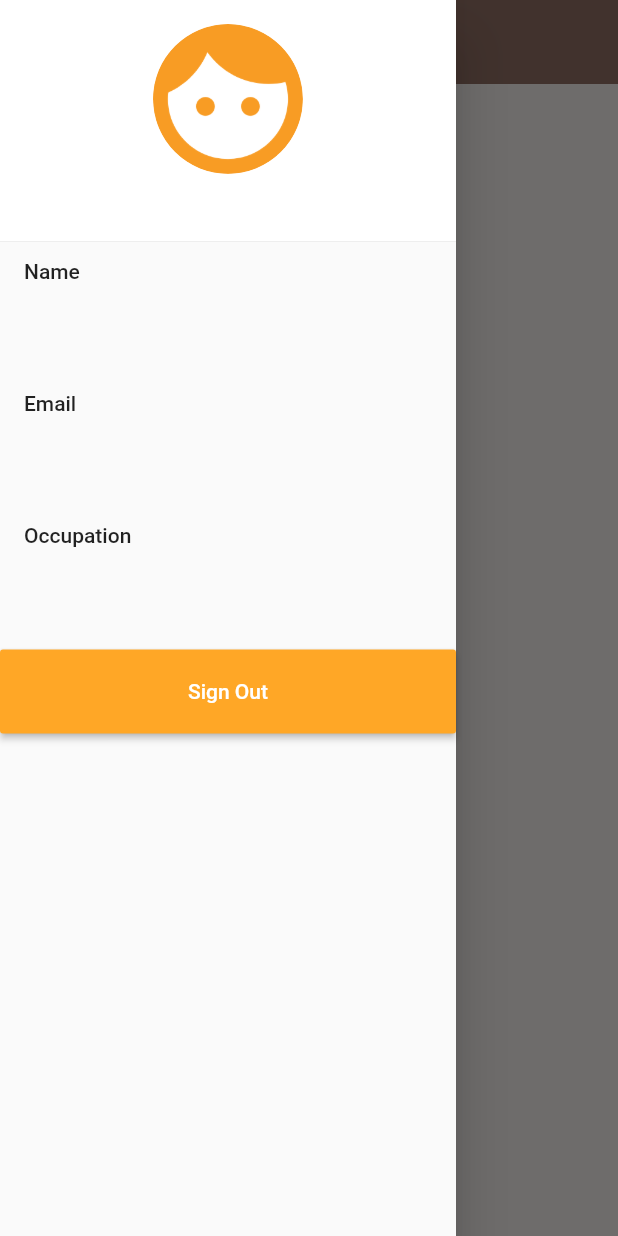
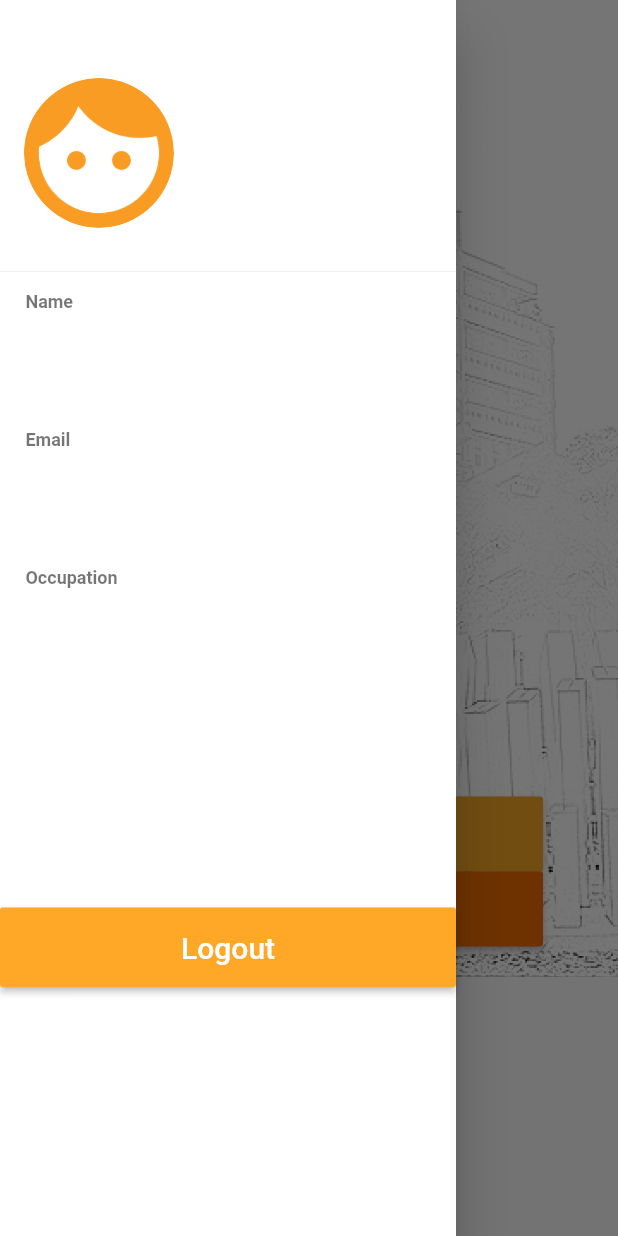
Before and after one commit to CSC231-DSI431-CSC234-DSI31-Group5/lxnavigator, a Flutter app: the screen it shows once a user with an empty profile is signed in, with the side drawer open, on a phone screen of 412 x 824 dp. Run offline on Flutter 3.47's test engine with Material 2 defaults, Android fonts, the phone set to English and light mode, and no system bars; our stand-ins replace cloud_firestore, firebase_auth, flushbar, flutter_map, flutter_spinkit, latlong and 2 more; missing offline and left inert: user_location; accounts and stored records are empty.

Commit message:
[ADD] design home

```diff
--- a/lib/src/home/views/home.dart
+++ b/lib/src/home/views/home.dart
@@ -7,42 +7,108 @@ import 'package:lxnavigator/src/aunthenticate/sign_in.dart';
 // import 'package:lxnavigator/src/models/user.dart';
 
 class Home extends StatelessWidget {
+  Widget showLogo() {
+    return Container(
+      width: 225.0, // Control the logo size
+      height: 225.0,
+      child: Image.asset('assets/images/logo/Logo1.png'),
+    );
+  }
+
   // final AuthService _auth = AuthService();
   @override
   Widget build(BuildContext context) {
     return Scaffold(
-      backgroundColor: Colors.brown[50],
       appBar: AppBar(
-        title: Text('LX Navigator'),
-        backgroundColor: Colors.brown[400],
+        iconTheme: IconThemeData(
+          color: Colors.black,
+        ),
+        backgroundColor: Colors.white,
         elevation: 0.0,
       ),
       drawer: DrawerCode(),
       body: Container(
+        decoration: BoxDecoration(
+          image: DecorationImage(
+            image: AssetImage("assets/images/background/BG_Home.png"),
+            fit: BoxFit.cover,
+          ),
+        ),
         padding: EdgeInsets.symmetric(vertical: 20.0, horizontal: 50.0),
-        child: Form(
+        child: SingleChildScrollView(
           child: Column(
             children: <Widget>[
-              RaisedButton(
-                  color: Colors.pink[400],
-                  child: Text(
-                    'map',
-                    style: TextStyle(color: Colors.white),
+//              Row(children: [
+//                IconButton(
+//                    icon: Icon(Icons.menu),
+//                    iconSize: 40,
+//                    alignment: Alignment(-25, 20),
+//                    onPressed: () async {
+//                      Navigator.push(context,
+//                          MaterialPageRoute(builder: (context) => DrawerCode()));
+//                    }),
+//              ]),
+              SizedBox(height: 15.0),
+              showLogo(),
+              new Padding(
+                padding: new EdgeInsets.all(5.0),
+                child: new Text(
+                  'LX Navigator',
+                  style: TextStyle(
+                      color: Colors.black54,
+                      fontSize: 30.0,
+                      fontWeight: FontWeight.bold),
+                ),
+              ),
+              SizedBox(height: 170.0),
+              new SizedBox(
+                height: 50,
+                child: new RaisedButton(
+                    color: Colors.yellow[800],
+                    child: Row(
+                      mainAxisAlignment: MainAxisAlignment.center,
+                      children: <Widget>[
+                        Icon(
+                          Icons.location_on,
+                          color: Colors.white,
+                          size: 30.0,
+                        ), // icon
+
+                        Text(
+                          "Map",
+                          style: TextStyle(color: Colors.white, fontSize: 30.0),
+                        ), // text
+                      ],
                     ),
                     onPressed: () async {
                       Navigator.push(context,
                           MaterialPageRoute(builder: (context) => MyMap()));
                     }),
-              RaisedButton(
-                  color: Colors.pink[400],
-                  child: Text(
-                    'Indoor Map',
-                    style: TextStyle(color: Colors.white),
+              ),
+              new SizedBox(
+                height: 50,
+                child: new RaisedButton(
+                    color: Colors.orange[800],
+                    child: Row(
+                      mainAxisAlignment: MainAxisAlignment.center,
+                      children: <Widget>[
+                        Icon(
+                          Icons.map,
+                          color: Colors.white,
+                          size: 30.0,
+                        ), // icon
+
+                        Text(
+                          "Floor Plan",
+                          style: TextStyle(color: Colors.white, fontSize: 30.0),
+                        ), // text
+                      ],
                     ),
                     onPressed: () async {
                       Navigator.push(context,
                           MaterialPageRoute(builder: (context) => IndoorMap()));
                     }),
+              ),
             ],
           ),
         ),
@@ -86,12 +152,14 @@ class _DrawerCodeState extends State<DrawerCode> {
           default:
             return Drawer(
               child: Container(
+                color: Colors.white,
                 child: ListView(
                   padding: EdgeInsets.zero,
                   children: <Widget>[
+                    SizedBox(height: 20.0),
                     DrawerHeader(
                       decoration: BoxDecoration(color: Colors.white),
-                      child: Column(
+                      child: Row(
                         children: <Widget>[
                           Flexible(
                             child: Container(
@@ -112,47 +180,98 @@ class _DrawerCodeState extends State<DrawerCode> {
                         ],
                       ),
                     ),
-                    Container(
-                     child: Column(
-                       children: snapshot.data.documents.map((DocumentSnapshot document) {
-                         return new ListTile(
-                           title: Text("Name \n\n"+ document['firstname']+" "+document['lastname'] +"\n\n"),
-                         );
-                       }).toList(),
-                     )
+                    new Padding(
+                      padding: new EdgeInsets.all(5.0),
+                      child: new Text(
+                        '    Name',
+                        style: TextStyle(
+                            color: Colors.black54,
+                            fontSize: 12.0,
+                            fontWeight: FontWeight.bold),
+                      ),
                     ),
                     Container(
                         child: Column(
-                       children: snapshot.data.documents.map((DocumentSnapshot document) {
+                      children: snapshot.data.documents
+                          .map((DocumentSnapshot document) {
                         return new ListTile(
-                           title: Text("Email \n\n"+ document['email'] +"\n\n"),
+                          title: Text(
+                            document['firstname'] +
+                                " " +
+                                document['lastname'] +
+                                "\n\n",
+                            style: TextStyle(
+                                color: Colors.black,
+                                fontSize: 17.0,
+                                fontWeight: FontWeight.bold),
+                          ),
                         );
                       }).toList(),
-                     )
+                    )),
+                    new Padding(
+                      padding: new EdgeInsets.all(5.0),
+                      child: new Text(
+                        '    Email',
+                        style: TextStyle(
+                            color: Colors.black54,
+                            fontSize: 12.0,
+                            fontWeight: FontWeight.bold),
+                      ),
                     ),
                     Container(
                         child: Column(
-                       children: snapshot.data.documents.map((DocumentSnapshot document) {
+                      children: snapshot.data.documents
+                          .map((DocumentSnapshot document) {
                         return new ListTile(
-                           title: Text("Occupation \n\n"+ document['occupation'] +"\n\n"),
+                          title: Text(
+                            document['email'] + "\n\n",
+                            style:
+                                TextStyle(color: Colors.black, fontSize: 17.0),
+                          ),
                         );
                       }).toList(),
-                     )
+                    )),
+                    new Padding(
+                      padding: new EdgeInsets.all(5.0),
+                      child: new Text(
+                        '    Occupation',
+                        style: TextStyle(
+                            color: Colors.black54,
+                            fontSize: 12.0,
+                            fontWeight: FontWeight.bold),
                       ),
+                    ),
+                    Container(
+                        child: Column(
+                      children: snapshot.data.documents
+                          .map((DocumentSnapshot document) {
+                        return new ListTile(
+                          title: Text(
+                            document['occupation'] + "\n\n",
+                            style: TextStyle(
+                                color: Colors.black,
+                                fontSize: 17.0,
+                                fontWeight: FontWeight.bold),
+                          ),
+                        );
+                      }).toList(),
+                    )),
+                    SizedBox(height: 140.0),
                     Container(
                       child: RaisedButton(
                           padding: EdgeInsets.symmetric(
-                              vertical: 20.0, horizontal: 50.0),
+                              vertical: 15.0, horizontal: 0.0),
                           color: Colors.orange[400],
                           child: Text(
-                            'Sign Out',
-                            style: TextStyle(color: Colors.white),
+                            'Logout',
+                            style: TextStyle(color: Colors.white, fontSize: 20),
                           ),
                           onPressed: () async {
-                            if( _auth.signOut() != null){
+                            if (_auth.signOut() != null) {
                               Navigator.push(
                                 context,
-                            MaterialPageRoute(builder: (context) => SignIn()),
+                                MaterialPageRoute(
+                                    builder: (context) => SignIn()),
                               );
                             }
                           }),
--- a/pubspec.yaml
+++ b/pubspec.yaml
@@ -65,6 +65,7 @@ flutter:
     - assets/images/background/BG_Register.png
     - assets/images/logo/Logo1.png
 
+    - assets/images/indoormap/lxfirstfloor.jpg
     - assets/images/indoormap/Activity.png
     - assets/images/indoormap/Design.png
     - assets/images/indoormap/DirectedLearning.png
```
Lines whose indentation alone changed are shown as unchanged.
